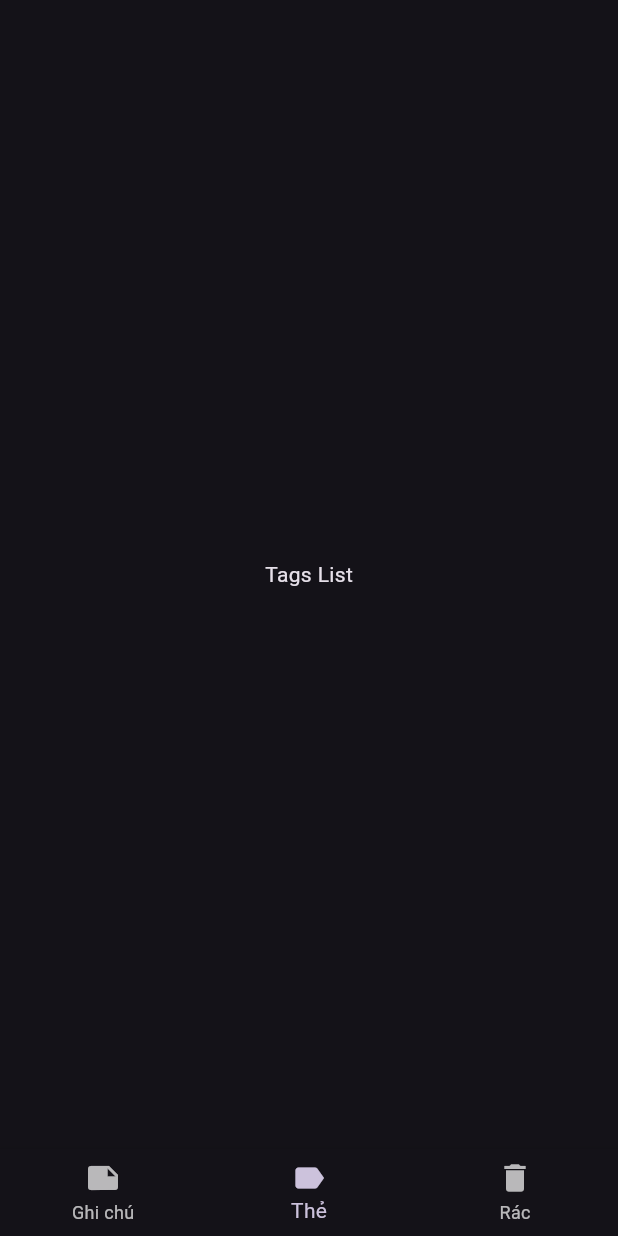
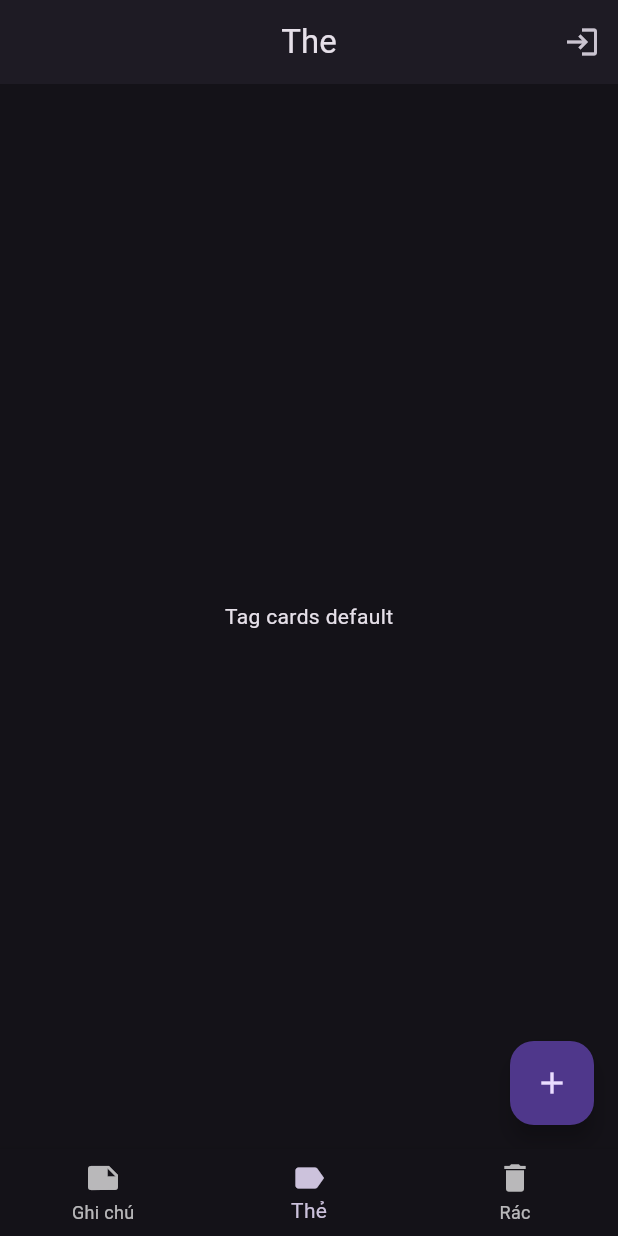
Before and after one commit to KlausJackson/Quan-Ly-Ghi-Chu, a Flutter app: the screen it shows after launch, item 2 of the bottom bar chosen, on a phone screen of 412 x 824 dp. Run offline on Flutter 3.47's test engine with Material 3 defaults, Android fonts, the phone set to English and light mode, and no system bars; our stand-ins replace dio, flutter_secure_storage, hive, hive_flutter; accounts and stored records are empty.

Commit message:
feat: Implement sync functionality and add tag/trash list screens

```diff
--- a/noteapp/lib/main.dart
+++ b/noteapp/lib/main.dart
@@ -5,8 +5,8 @@ import 'package:noteapp/data/services/auth_service.dart';
 import 'package:noteapp/providers/auth_provider.dart';
 import 'package:provider/provider.dart';
 import 'package:noteapp/presentation/screens/notes/note_list.dart';
-// import 'package:noteapp/presentation/screens/tags/tag_list.dart';
-// import 'package:noteapp/presentation/screens/trash/trash_list.dart';
+import 'package:noteapp/presentation/screens/tags/tag_list.dart';
+import 'package:noteapp/presentation/screens/notes/trashed_list.dart';
 
 void main() async {
   WidgetsFlutterBinding.ensureInitialized();
@@ -67,8 +67,8 @@ class _MainLayoutScreenState extends State<MainLayoutScreen> {
 
     final List<Widget> screens = [
       NoteListScreen(currentUser: currentUser),
-      const Center(child: Text('Tags List')),
-      const Center(child: Text('Trash')),
+      TagListScreen(currentUser: currentUser),
+      TrashListScreen(currentUser: currentUser),
     ];
 
     return Scaffold(
--- a/noteapp/lib/presentation/screens/notes/note_list.dart
+++ b/noteapp/lib/presentation/screens/notes/note_list.dart
@@ -13,7 +13,7 @@ class NoteListScreen extends StatelessWidget {
       appBar: AppBar(
         title: TextField(
           decoration: InputDecoration(
-            hintText: 'Search notes...',
+            hintText: 'Tim kiem ghi chu...',
             border: InputBorder.none,
             prefixIcon: Icon(
               Icons.search,
--- a/noteapp/lib/presentation/screens/tags/tag_list.dart
+++ b/noteapp/lib/presentation/screens/tags/tag_list.dart
@@ -0,0 +1,47 @@
+import 'package:flutter/material.dart';
+import 'package:noteapp/providers/auth_provider.dart';
+import 'package:noteapp/presentation/screens/auth/auth.dart';
+import 'package:provider/provider.dart';
+import 'package:noteapp/presentation/widgets/show_dialog.dart';
+
+class TagListScreen extends StatelessWidget {
+  const TagListScreen({super.key, required this.currentUser});
+  final String currentUser;
+
+  @override
+  Widget build(BuildContext context) {
+    return Scaffold(
+      appBar: AppBar(
+        title: Text('The'),
+        actions: [
+          Consumer<AuthProvider>(
+            builder: (context, authProvider, child) {
+              return IconButton(
+                icon: const Icon(Icons.login),
+                tooltip: 'Login / Register',
+                onPressed: () {
+                  Navigator.of(
+                    context,
+                  ).push(MaterialPageRoute(builder: (_) => const AuthScreen()));
+                },
+              );
+            },
+          ),
+        ],
+      ),
+      body: Center(
+        // ---------------------------------
+        child: Text('Tag cards $currentUser'), // code o day
+        // ---------------------------------
+      ),
+      floatingActionButton: FloatingActionButton(
+        onPressed: () {
+          // --------------------------------
+          // Tag Add using showInputDialog in show_dialog.dart
+          // --------------------------------
+        },
+        child: const Icon(Icons.add),
+      ),
+    );
+  }
+}
```
Also changed, not shown: noteapp/lib/data/services/sync_service.dart (+19 -0 lines), noteapp/lib/data/sources/local.dart (+58 -0 lines), noteapp/lib/data/sources/remote.dart (+15 -0 lines), noteapp/lib/presentation/screens/notes/trashed_list.dart (+47 -0 lines), 1 other file.
